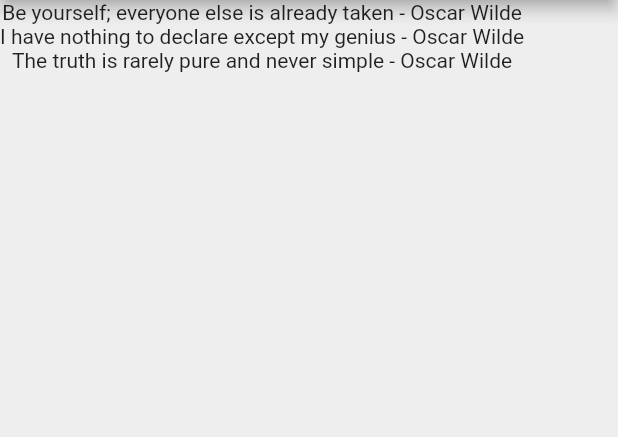
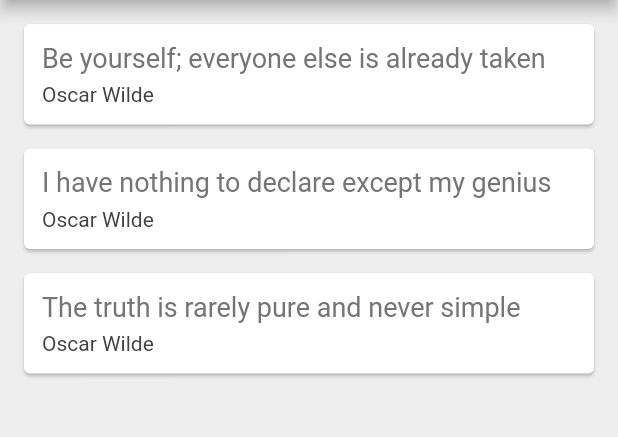
Before and after one commit to iamshaunjp/flutter-beginners-tutorial, a Flutter app: the screen it shows after launch, on a phone screen of 412 x 824 dp, the part 84-521 px from its top. Run offline on Flutter 3.47's test engine with Material 2 defaults, Android fonts, the phone set to English and light mode, and no system bars.

Commit message:
lesson-19

```diff
--- a/quotes/lib/main.dart
+++ b/quotes/lib/main.dart
@@ -12,17 +12,40 @@
 
 class _QuoteListState extends State<QuoteList> {
 
-  //  List<String> quotes = [
-  //    'Be yourself; everyone else is already taken',
-  //    'I have nothing to declare except my genius',
-  //    'The truth is rarely pure and never simple'
-  //  ];
-
   List<Quote> quotes = [
     Quote(author: 'Oscar Wilde', text: 'Be yourself; everyone else is already taken'),
     Quote(author: 'Oscar Wilde', text: 'I have nothing to declare except my genius'),
     Quote(author: 'Oscar Wilde', text: 'The truth is rarely pure and never simple')
   ];
+
+  Widget quoteTemplate(quote) {
+    return Card(
+      margin: const EdgeInsets.fromLTRB(16.0, 16.0, 16.0, 0),
+      child: Padding(
+        padding: const EdgeInsets.all(12.0),
+        child: Column(
+          crossAxisAlignment: CrossAxisAlignment.stretch,
+          children: <Widget>[
+            Text(
+              quote.text,
+              style: TextStyle(
+                fontSize: 18.0,
+                color: Colors.grey[600],
+              ),
+            ),
+            SizedBox(height: 6.0),
+            Text(
+              quote.author,
+              style: TextStyle(
+                fontSize: 14.0,
+                color: Colors.grey[800],
+              ),
+            ),
+          ],
+        ),
+      )
+    );
+  }
 
   @override
   Widget build(BuildContext context) {
@@ -34,7 +57,7 @@
         backgroundColor: Colors.redAccent,
       ),
       body: Column(
-        children: quotes.map((quote) => Text('${quote.text} - ${quote.author}')).toList(),
+        children: quotes.map((quote) => quoteTemplate(quote)).toList(),
       ),
     );
   }
```
